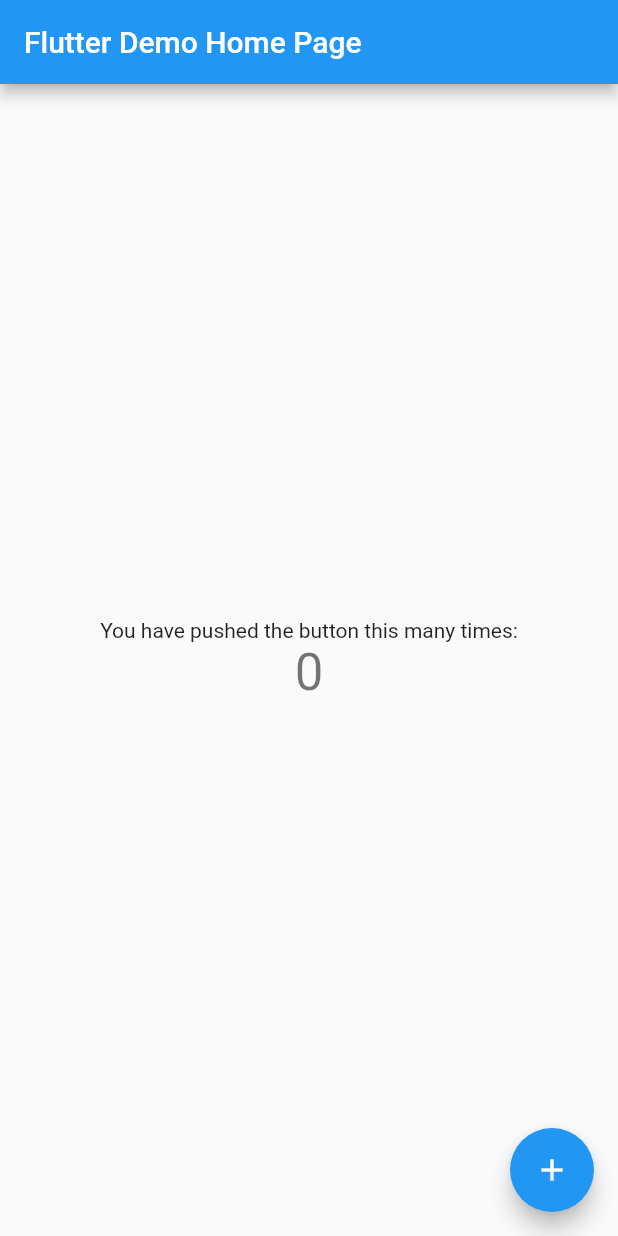
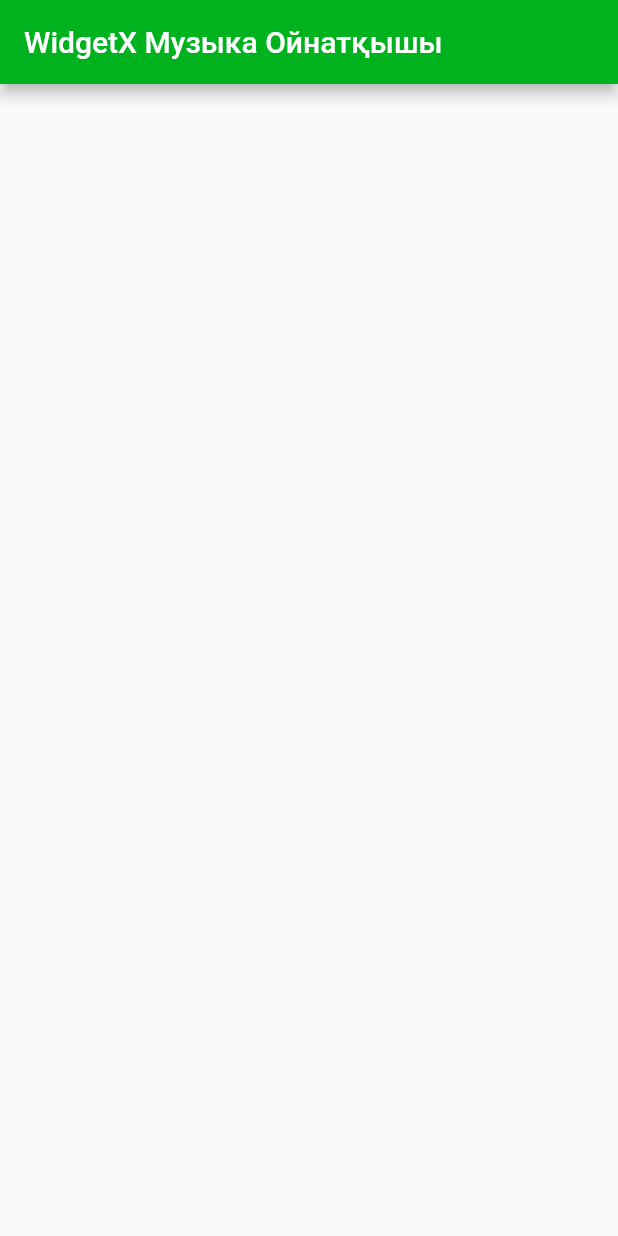
Before and after one commit to salemalem/fetching_songs, a Flutter app: the screen it shows after launch, on a phone screen of 412 x 824 dp. Run offline on Flutter 3.47's test engine with Material 2 defaults, Android fonts, the phone set to English and light mode, and no system bars.

Commit message:
v1.0.1 1. ConvertingToHexColor is available. 2. Added AppBar. 3. Let's add textField.

```diff
--- a/lib/main.dart
+++ b/lib/main.dart
@@ -1,111 +1,25 @@
 import 'package:flutter/material.dart';
+import 'utils/convertToHexColor.dart';
+import 'widgets/appBarOfSearchMusic.dart';
+import 'widgets/textFieldAndListViewColumn.dart';
 
-void main() => runApp(MyApp());
+void main() {
+  runApp(MaterialApp(
+    home: SearchMusic(),
+  ));
+}
 
-class MyApp extends StatelessWidget {
-  // This widget is the root of your application.
+class SearchMusic extends StatefulWidget {
+  @override
+  _SearchMusicState createState() => _SearchMusicState();
+}
+class _SearchMusicState extends State<SearchMusic> {
   @override
   Widget build(BuildContext context) {
-    return MaterialApp(
-      title: 'Flutter Demo',
-      theme: ThemeData(
-        // This is the theme of your application.
-        //
-        // Try running your application with "flutter run". You'll see the
-        // application has a blue toolbar. Then, without quitting the app, try
-        // changing the primarySwatch below to Colors.green and then invoke
-        // "hot reload" (press "r" in the console where you ran "flutter run",
-        // or simply save your changes to "hot reload" in a Flutter IDE).
-        // Notice that the counter didn't reset back to zero; the application
-        // is not restarted.
-        primarySwatch: Colors.blue,
-      ),
-      home: MyHomePage(title: 'Flutter Demo Home Page'),
+    return Scaffold(
+      appBar: appBarOfSearchMusic,
+      body: textFieldAndListViewColumn,
     );
+
   }
 }
-
-class MyHomePage extends StatefulWidget {
-  MyHomePage({Key key, this.title}) : super(key: key);
-
-  // This widget is the home page of your application. It is stateful, meaning
-  // that it has a State object (defined below) that contains fields that affect
-  // how it looks.
-
-  // This class is the configuration for the state. It holds the values (in this
-  // case the title) provided by the parent (in this case the App widget) and
-  // used by the build method of the State. Fields in a Widget subclass are
-  // always marked "final".
-
-  final String title;
-
-  @override
-  _MyHomePageState createState() => _MyHomePageState();
-}
-
-class _MyHomePageState extends State<MyHomePage> {
-  int _counter = 0;
-
-  void _incrementCounter() {
-    setState(() {
-      // This call to setState tells the Flutter framework that something has
-      // changed in this State, which causes it to rerun the build method below
-      // so that the display can reflect the updated values. If we changed
-      // _counter without calling setState(), then the build method would not be
-      // called again, and so nothing would appear to happen.
-      _counter++;
-    });
-  }
-
-  @override
-  Widget build(BuildContext context) {
-    // This method is rerun every time setState is called, for instance as done
-    // by the _incrementCounter method above.
-    //
-    // The Flutter framework has been optimized to make rerunning build methods
-    // fast, so that you can just rebuild anything that needs updating rather
-    // than having to individually change instances of widgets.
-    return Scaffold(
-      appBar: AppBar(
-        // Here we take the value from the MyHomePage object that was created by
-        // the App.build method, and use it to set our appbar title.
-        title: Text(widget.title),
-      ),
-      body: Center(
-        // Center is a layout widget. It takes a single child and positions it
-        // in the middle of the parent.
-        child: Column(
-          // Column is also a layout widget. It takes a list of children and
-          // arranges them vertically. By default, it sizes itself to fit its
-          // children horizontally, and tries to be as tall as its parent.
-          //
-          // Invoke "debug painting" (press "p" in the console, choose the
-          // "Toggle Debug Paint" action from the Flutter Inspector in Android
-          // Studio, or the "Toggle Debug Paint" command in Visual Studio Code)
-          // to see the wireframe for each widget.
-          //
-          // Column has various properties to control how it sizes itself and
-          // how it positions its children. Here we use mainAxisAlignment to
-          // center the children vertically; the main axis here is the vertical
-          // axis because Columns are vertical (the cross axis would be
-          // horizontal).
-          mainAxisAlignment: MainAxisAlignment.center,
-          children: <Widget>[
-            Text(
-              'You have pushed the button this many times:',
-            ),
-            Text(
-              '$_counter',
-              style: Theme.of(context).textTheme.display1,
-            ),
-          ],
-        ),
-      ),
-      floatingActionButton: FloatingActionButton(
-        onPressed: _incrementCounter,
-        tooltip: 'Increment',
-        child: Icon(Icons.add),
-      ), // This trailing comma makes auto-formatting nicer for build methods.
-    );
-  }
-}
--- /dev/null
+++ b/lib/utils/convertToHexColor.dart
@@ -0,0 +1,13 @@
+import 'package:flutter/material.dart';
+
+class HexColor extends Color {
+  static int _getColorFromHex(String hexColor) {
+    hexColor = hexColor.toUpperCase().replaceAll("#", "");
+    if (hexColor.length == 6) {
+      hexColor = "FF" + hexColor;
+    }
+    return int.parse(hexColor, radix: 16);
+  }
+
+  HexColor(final String hexColor) : super(_getColorFromHex(hexColor));
+}
--- /dev/null
+++ b/lib/widgets/appBarOfSearchMusic.dart
@@ -0,0 +1,11 @@
+import 'package:flutter/material.dart';
+import '../utils/convertToHexColor.dart';
+
+var appBarOfSearchMusic = AppBar(
+  title: Text(
+    'WidgetX Музыка Ойнатқышы',
+    style: TextStyle(
+    color: Colors.white),
+  ),
+  backgroundColor: HexColor('#00B31E'),
+);
--- /dev/null
+++ b/lib/widgets/textFieldAndListViewColumn.dart
@@ -0,0 +1,7 @@
+import 'package:flutter/material.dart';
+
+var textFieldAndListViewColumn = Column(
+  children: <Widget>[
+
+  ],
+);
```
